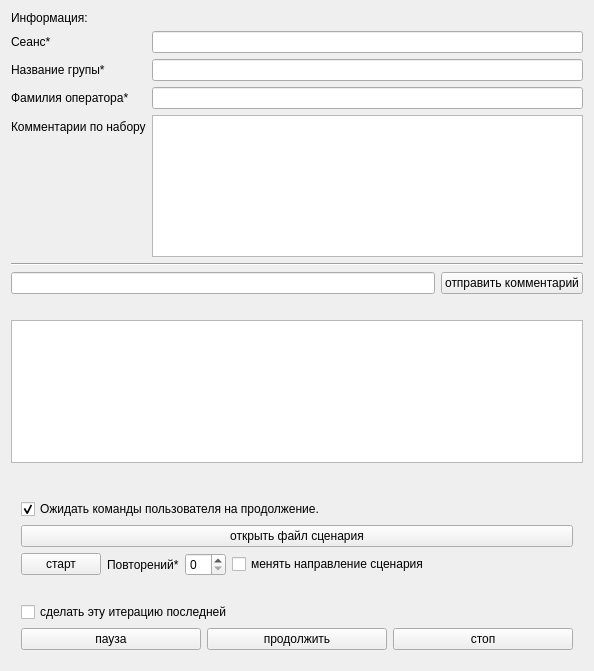
First picture: the form in CamacClient/onlineform.ui, repository kapot65/online, before the edit.
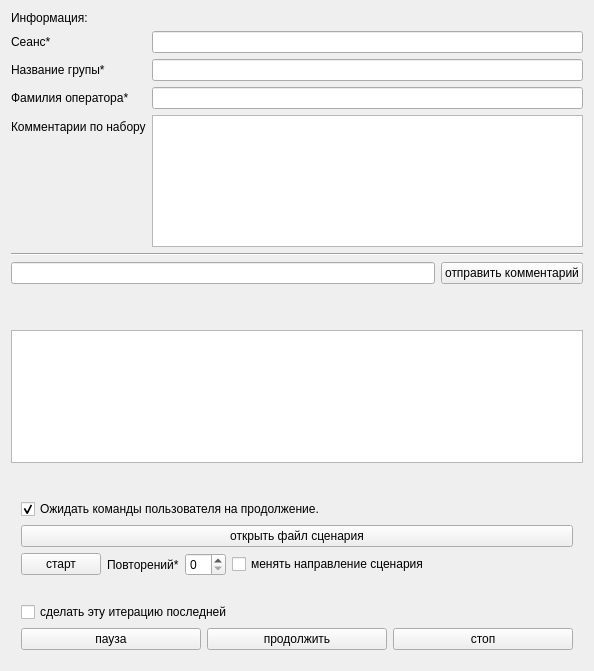
Second picture: the form after the edit.

Patch:
```diff
--- a/CamacClient/onlineform.ui
+++ b/CamacClient/onlineform.ui
@@ -14,7 +14,7 @@
    <string>Form</string>
   </property>
   <layout class="QGridLayout" name="gridLayout">
-   <item row="3" column="0">
+   <item row="4" column="0">
     <widget class="QLabel" name="curr_iteration_label">
      <property name="text">
       <string/>
@@ -100,14 +100,14 @@
      </item>
     </layout>
    </item>
-   <item row="6" column="0">
+   <item row="7" column="0">
     <widget class="QLabel" name="infoLabel">
      <property name="text">
       <string/>
      </property>
     </widget>
    </item>
-   <item row="5" column="0">
+   <item row="6" column="0">
     <spacer name="verticalSpacer">
      <property name="orientation">
       <enum>Qt::Vertical</enum>
@@ -120,7 +120,7 @@
      </property>
     </spacer>
    </item>
-   <item row="4" column="0">
+   <item row="5" column="0">
     <widget class="QListWidget" name="scenarioView">
      <property name="enabled">
       <bool>true</bool>
@@ -148,7 +148,7 @@
      </property>
     </widget>
    </item>
-   <item row="7" column="0">
+   <item row="8" column="0">
     <layout class="QVBoxLayout" name="verticalLayout_3">
      <property name="leftMargin">
       <number>10</number>
@@ -268,6 +268,13 @@
      </item>
     </layout>
    </item>
+   <item row="3" column="0">
+    <widget class="QLabel" name="outputPathLabel">
+     <property name="text">
+      <string/>
+     </property>
+    </widget>
+   </item>
   </layout>
  </widget>
  <resources/>
```
